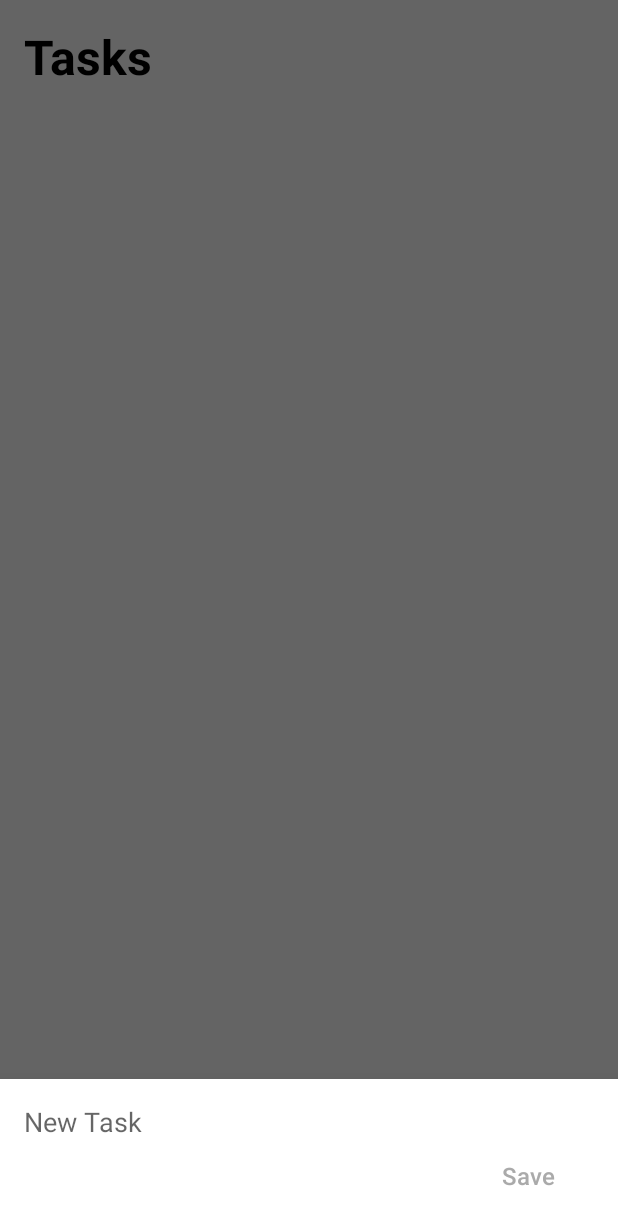
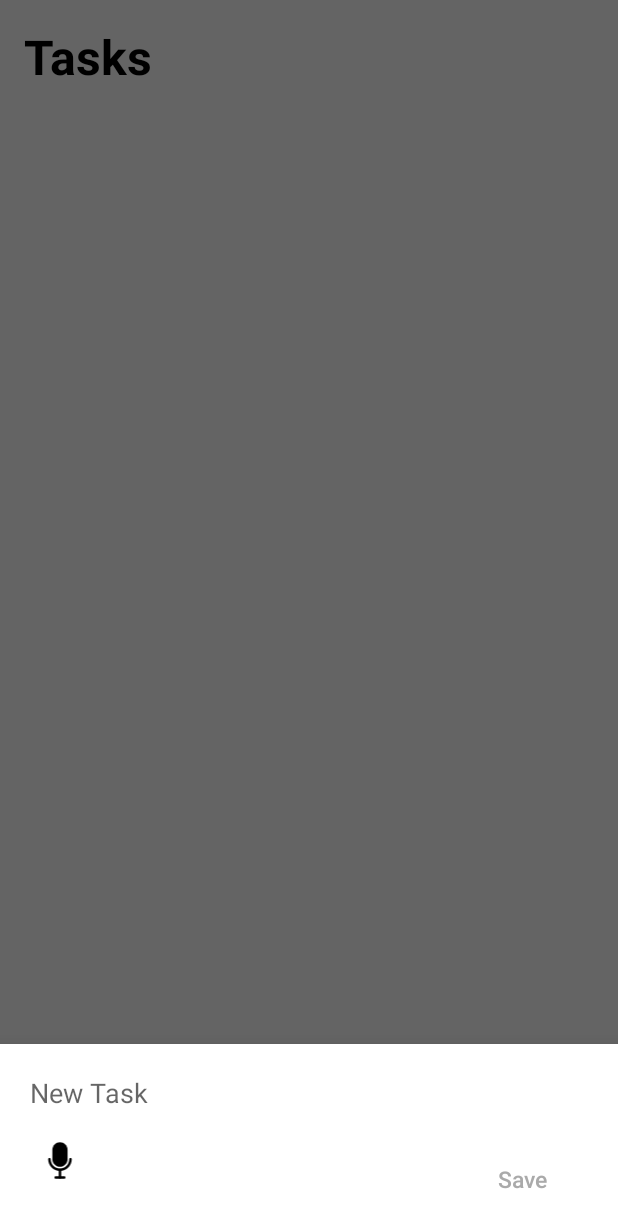
Before and after one commit to MadhurChaturvedi/todoApp-Android, an Android app: the screen it shows after launch (MainActivity), after a tap on an icon or button, on a phone screen of 412 x 824 dp. Shown: the top 1228 px of the screen. Run offline under Robolectric (Android 15) with nearby library versions, the phone set to English and light mode, and no system bars.

Commit message:
create speech to text Feature

```diff
--- a/app/src/main/AndroidManifest.xml
+++ b/app/src/main/AndroidManifest.xml
@@ -1,7 +1,7 @@
 <?xml version="1.0" encoding="utf-8"?>
 <manifest xmlns:android="http://schemas.android.com/apk/res/android"
     package="net.penguincoders.doit">
-
+    <uses-permission android:name="android.permission.RECORD_AUDIO"/>
     <application
         android:allowBackup="true"
         android:icon="@mipmap/ic_launcher"
--- /dev/null
+++ b/app/src/main/res/drawable/microphone_342.xml
@@ -0,0 +1,38 @@
+<vector xmlns:android="http://schemas.android.com/apk/res/android"
+    android:width="256dp"
+    android:height="256dp"
+    android:viewportWidth="256"
+    android:viewportHeight="256">
+  <path
+      android:pathData="M127.86,200.83c-45,0 -81.61,-36.61 -81.61,-81.61c0,-4.81 3.9,-8.71 8.71,-8.71c4.81,0 8.71,3.9 8.71,8.71C63.67,154.61 92.46,183.41 127.86,183.41c35.39,0 64.19,-28.8 64.19,-64.19c0,-4.81 3.9,-8.71 8.71,-8.71s8.71,3.9 8.71,8.71C209.46,164.22 172.85,200.83 127.86,200.83z"
+      android:strokeLineJoin="miter"
+      android:strokeWidth="2.81"
+      android:fillColor="#000000"
+      android:fillType="nonZero"
+      android:strokeColor="#00000000"
+      android:strokeLineCap="butt"/>
+  <path
+      android:pathData="M127.86,172.08L127.86,172.08c-28.9,0 -52.55,-23.65 -52.55,-52.55L75.31,53.95C75.31,25.05 98.96,1.41 127.86,1.41l0,0c28.9,0 52.55,23.65 52.55,52.55l0,65.58C180.4,148.43 156.76,172.08 127.86,172.08z"
+      android:strokeLineJoin="miter"
+      android:strokeWidth="2.81"
+      android:fillColor="#000000"
+      android:fillType="nonZero"
+      android:strokeColor="#00000000"
+      android:strokeLineCap="butt"/>
+  <path
+      android:pathData="M127.86,252.1c-4.81,0 -8.71,-3.9 -8.71,-8.71L119.15,194.33c0,-4.81 3.9,-8.71 8.71,-8.71c4.81,0 8.71,3.9 8.71,8.71l0,49.06C136.56,248.2 132.67,252.1 127.86,252.1z"
+      android:strokeLineJoin="miter"
+      android:strokeWidth="2.81"
+      android:fillColor="#000000"
+      android:fillType="nonZero"
+      android:strokeColor="#00000000"
+      android:strokeLineCap="butt"/>
+  <path
+      android:pathData="M157.22,254.31L98.49,254.31c-4.81,0 -8.71,-3.9 -8.71,-8.71s3.9,-8.71 8.71,-8.71l58.73,0c4.81,0 8.71,3.9 8.71,8.71S162.03,254.31 157.22,254.31z"
+      android:strokeLineJoin="miter"
+      android:strokeWidth="2.81"
+      android:fillColor="#000000"
+      android:fillType="nonZero"
+      android:strokeColor="#00000000"
+      android:strokeLineCap="butt"/>
+</vector>
--- a/app/src/main/res/layout/new_task.xml
+++ b/app/src/main/res/layout/new_task.xml
@@ -1,22 +1,33 @@
 <RelativeLayout xmlns:android="http://schemas.android.com/apk/res/android"
     android:layout_width="match_parent"
     android:layout_height="wrap_content"
-    android:padding="16dp">
+    android:padding="20dp">
 
     <EditText
         android:id="@+id/newTaskText"
         android:layout_width="match_parent"
         android:layout_height="wrap_content"
+        android:layout_marginBottom="15dp"
         android:background="@null"
         android:textAppearance="@style/TextAppearance.AppCompat.Medium"
         android:hint="@string/new_task" />
+
+    <ImageView
+        android:id="@+id/iv_mic"
+        android:paddingTop="15dp"
+        android:layout_width="40dp"
+        android:layout_height="40dp"
+        android:layout_marginTop="30dp"
+        android:gravity="center"
+        android:src="@drawable/microphone_342" />
 
     <Button
         android:id="@+id/newTaskButton"
         android:layout_width="wrap_content"
         android:layout_height="wrap_content"
         android:layout_below="@id/newTaskText"
-        android:textSize="16sp"
+        android:textSize="15sp"
+        android:paddingTop="12dp"
         android:layout_alignParentEnd="true"
         android:background="@android:color/transparent"
         android:text="@string/save"
```
Also changed, not shown: app/src/main/java/net/penguincoders/doit/AddNewTask.java (+167 -1 lines).
